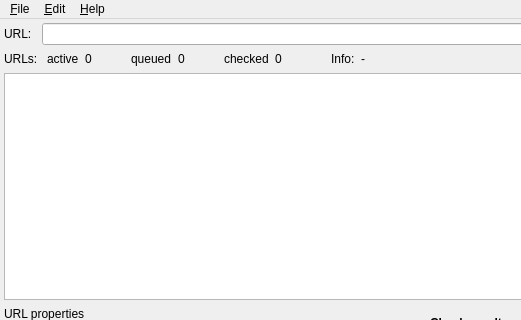
Qt form linkcheck/gui/ui/main.ui (wummel/linkchecker) before a commit; both pictures show x 0 to 521 and y 0 to 320 of the 741 by 627 pixel window.
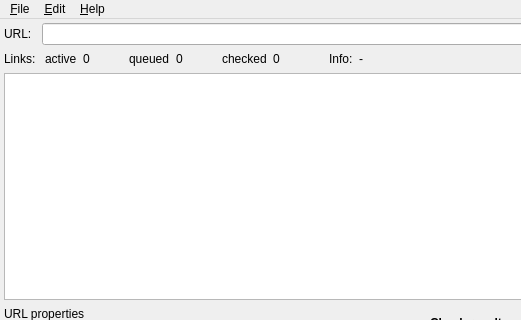
The same form after that commit. Icons and pictures are not drawn. Custom widgets are drawn as their Qt base class.

Commit message: Improve wording of status message.

```diff
--- a/linkcheck/gui/ui/main.ui
+++ b/linkcheck/gui/ui/main.ui
@@ -118,7 +118,7 @@
       <item>
        <widget class="QLabel" name="label_29">
         <property name="text">
-         <string>URLs: </string>
+         <string>Links: </string>
         </property>
        </widget>
       </item>
```
The commit also changes 2 other files.
